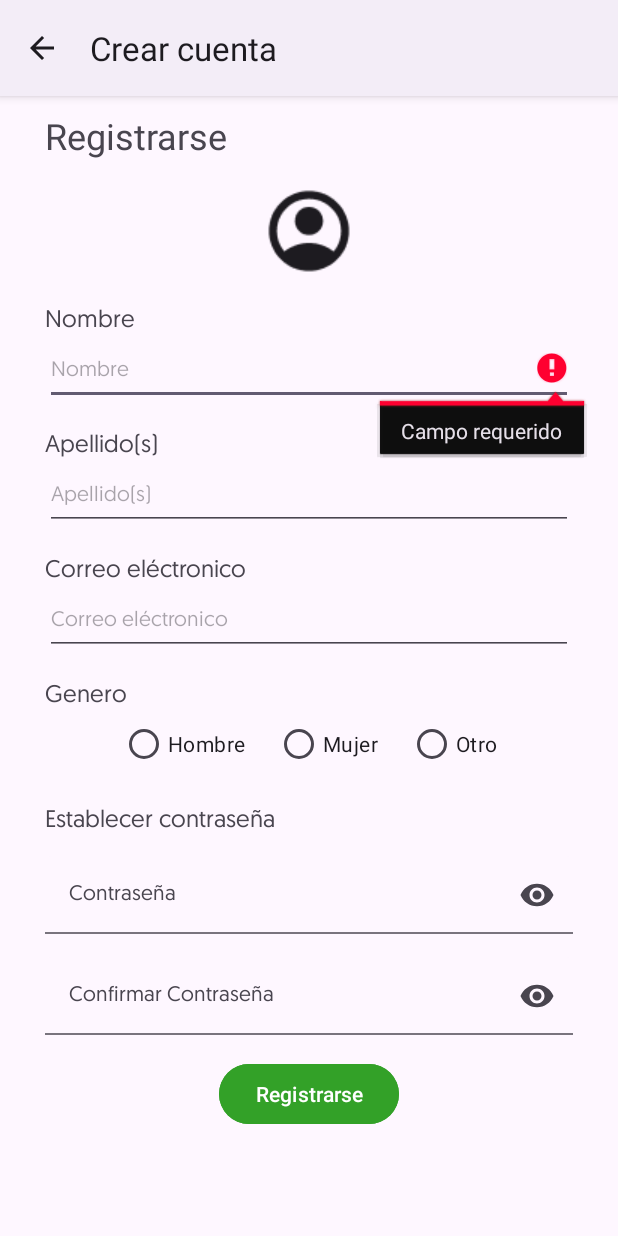
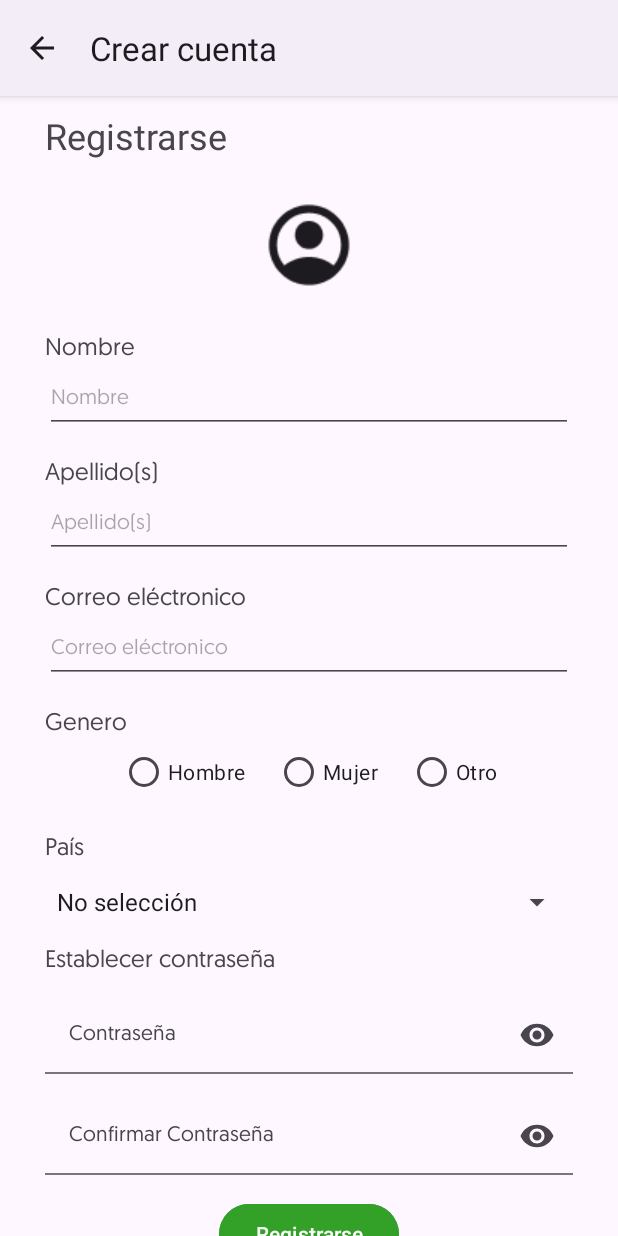
Before and after one commit to Oliver-Atondo/Equipo2Android, an Android app: the fragment SignUpFragment placed in its activity, after a tap on "Registrarse", on a phone screen of 412 x 824 dp. Run offline under Robolectric (Android 15) with nearby library versions, the phone set to English and light mode, and no system bars; 1 other tap on this screen came first.

Commit message:
Agregando el campo de pais

```diff
--- a/app/src/main/java/com/desswapp/module4eqp2/finalExercise/UserAccountActivity.kt
+++ b/app/src/main/java/com/desswapp/module4eqp2/finalExercise/UserAccountActivity.kt
@@ -51,11 +51,13 @@ class UserAccountActivity : AppCompatActivity() {
             val tvFullNameSignUp = binding.tvFullNameSignUp
             val tvEmailSignUp = binding.tvEmailSignUp
             val tvGenderSignUp = binding.tvGenderSignUp
+            val tvCountrySignUp = binding.tvCountrySignUp
             val tvPasswordSignUp = binding.tvPasswordSignUp
 
             tvFullNameSignUp.text = userInfo.name + " " + userInfo.lastName
             tvEmailSignUp.text = userInfo.email
             tvGenderSignUp.text = userInfo.gender
+            tvCountrySignUp.text = userInfo.country
             tvPasswordSignUp.text = userInfo.password
         }else{
             lyLogin.visibility = View.VISIBLE
--- a/app/src/main/java/com/desswapp/module4eqp2/finalExercise/UserInformation.kt
+++ b/app/src/main/java/com/desswapp/module4eqp2/finalExercise/UserInformation.kt
@@ -7,5 +7,6 @@ class UserInformation (
     var lastName: String,
     var email: String,
     var gender: String,
+    var country : String,
     var password: String
 ): Serializable
--- a/app/src/main/java/com/desswapp/module4eqp2/finalExercise/fragments/LogInFragment.kt
+++ b/app/src/main/java/com/desswapp/module4eqp2/finalExercise/fragments/LogInFragment.kt
@@ -36,8 +36,8 @@ class LogInFragment : Fragment() {
         (activity as FragmentControllerActivity).supportActionBar?.title = getString(R.string.btnFinalExercise)
 
         btnLogIn.setOnClickListener{
-            if(verifyData(etUser, etPassword)){
-                val userInfo = UserInformation("", "",etUser.text.toString(),"",etPassword.text.toString())
+            if (verifyData(etUser, etPassword)) {
+                val userInfo = UserInformation("", "",etUser.text.toString(),"", "", etPassword.text.toString())
                 val intent = Intent(requireContext(), UserAccountActivity::class.java).apply {
                     putExtra("EXTRA_USRINFO", userInfo)
                     putExtra("EXTRA_ISLOGIN", true)
--- a/app/src/main/java/com/desswapp/module4eqp2/finalExercise/fragments/SignUpFragment.kt
+++ b/app/src/main/java/com/desswapp/module4eqp2/finalExercise/fragments/SignUpFragment.kt
@@ -7,6 +7,8 @@ import android.view.LayoutInflater
 import android.view.MenuItem
 import android.view.View
 import android.view.ViewGroup
+import android.widget.AdapterView
+import android.widget.ArrayAdapter
 import android.widget.EditText
 import android.widget.Toast
 import com.desswapp.module4eqp2.R
@@ -41,12 +43,27 @@ class SignUpFragment : Fragment() {
         val etRePassword = binding.etRePassword
         val rbtngGenero = binding.rbtngGenero
         var genero : String = ""
-
+        val spCountry = binding.spCountry
 
         btnSignUp.setOnClickListener{
-            if(verifyData(etName, etLastName, etEmail, etPassword, etRePassword,genero)){
-                val userInfo = UserInformation(etName.text.toString(), etLastName.text.toString(),
-                    etEmail.text.toString(), genero, etPassword.text.toString())
+
+            val selectedCountry = spCountry.selectedItem.toString()
+            val selectedCountryPosition = spCountry.selectedItemPosition
+
+            if (selectedCountryPosition == 0) {
+                Toast.makeText(requireContext(), "Por favor selecciona un país válido", Toast.LENGTH_SHORT).show()
+                return@setOnClickListener
+            }
+
+            if (verifyData(etName, etLastName, etEmail, etPassword, etRePassword, genero, selectedCountry)) {
+                val userInfo = UserInformation(
+                    etName.text.toString(),
+                    etLastName.text.toString(),
+                    etEmail.text.toString(),
+                    genero,
+                    selectedCountry, // ✅ Ahora pasamos el String correcto
+                    etPassword.text.toString()
+                )
                 val intent = Intent(requireContext(), UserAccountActivity::class.java).apply {
                     putExtra("EXTRA_USRINFO", userInfo)
                     putExtra("EXTRA_ISLOGIN", false)
@@ -59,6 +76,13 @@ class SignUpFragment : Fragment() {
         rbtngGenero.setOnCheckedChangeListener { group, checkedId ->
             genero = getGender(checkedId, true)
         }
+
+        val data = resources.getStringArray(R.array.countries_array).toList()
+
+        val adapter = ArrayAdapter(requireContext(), android.R.layout.simple_spinner_item, data)
+        adapter.setDropDownViewResource(android.R.layout.simple_spinner_dropdown_item)
+        spCountry.adapter = adapter
+
     }
 
     override fun onPause() {
@@ -82,9 +106,9 @@ class SignUpFragment : Fragment() {
         fun newInstance() = SignUpFragment()
     }
 
-    private fun verifyData(name: EditText, lastName: EditText, email: EditText, password: EditText, rePassword: EditText, genero: String): Boolean {
+    private fun verifyData(name: EditText, lastName: EditText, email: EditText, password: EditText, rePassword: EditText, genero: String, country: String): Boolean {
         val valide = isNotEmptyData(name) && isNotEmptyData(lastName) && isEmailValid(email)
-                && verifyGender(genero) && verifyPassword(password, rePassword)
+                && verifyGender(genero) && verifyPassword(password, rePassword) && country != "No selección"
         return valide
     }
 
--- a/app/src/main/res/layout/fragment_log_in.xml
+++ b/app/src/main/res/layout/fragment_log_in.xml
@@ -113,7 +113,7 @@
         android:layout_width="wrap_content"
         android:layout_height="wrap_content"
         android:layout_marginStart="5dp"
-        android:text="@string/tvLogin"
+        android:text="@string/btnSignUp"
         android:textStyle="italic"
         android:textColor="@color/ligthBlue"
         app:layout_constraintStart_toEndOf="@id/tvHaventAccount"
--- a/app/src/main/res/layout/fragment_sign_up.xml
+++ b/app/src/main/res/layout/fragment_sign_up.xml
@@ -158,6 +158,21 @@
             </RadioGroup>
 
             <TextView
+                android:id="@+id/tvCountry"
+                style="@style/staticText"
+                android:layout_width="match_parent"
+                android:layout_height="wrap_content"
+                android:layout_marginBottom="15dp"
+                android:text="@string/tcountry"/>
+
+            <Spinner
+                android:id="@+id/spCountry"
+                style="@style/staticText"
+                android:layout_width="match_parent"
+                android:layout_height="wrap_content"
+                android:layout_marginBottom="15dp"/>
+
+            <TextView
                 android:id="@+id/tvTContraseña"
                 style="@style/staticText"
                 android:layout_width="match_parent"
--- a/app/src/main/res/values/strings.xml
+++ b/app/src/main/res/values/strings.xml
@@ -95,5 +95,38 @@
     <string name="createAccount">Crear cuenta</string>
     <string name="account">Cuenta</string>
     <string name="ErrorInfo">Ocurrio un error</string>
+    <string name="tcountry">País</string>
+    <string-array name="countries_array">
+        <item>No selección</item>
+        <item>México</item>
+        <item>Argentina</item>
+        <item>Colombia</item>
+        <item>Ecuador</item>
+        <item>Perú</item>
+        <item>Chile</item>
+        <item>Venezuela</item>
+        <item>España</item>
+        <item>Guatemala</item>
+        <item>Cuba</item>
+        <item>Bolivia</item>
+        <item>República Dominicana</item>
+        <item>Honduras</item>
+        <item>Paraguay</item>
+        <item>El Salvador</item>
+        <item>Nicaragua</item>
+        <item>Panamá</item>
+        <item>Costa Rica</item>
+        <item>Puerto Rico</item>
+        <item>Uruguay</item>
+        <item>Brasil</item>
+        <item>Canadá</item>
+        <item>Estados Unidos</item>
+        <item>Francia</item>
+        <item>Reino Unido</item>
+        <item>Alemania</item>
+        <item>Italia</item>
+        <item>Australia</item>
+        <item>India</item>
+    </string-array>
 
 </resources>
```
Also changed, not shown: app/src/main/res/layout/activity_user_account.xml (+15 -0 lines), 1 other file.
